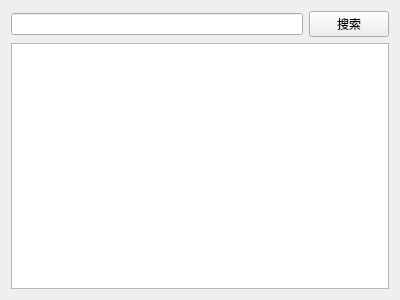
First picture: the form in contact/contactpage.ui, repository iwxyi/CatlikeQQ, before the edit.
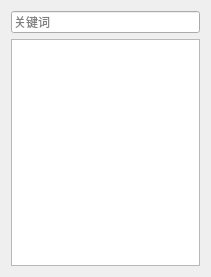
Second picture: the form after the edit. Custom widgets are drawn as their Qt base class.

Commit message: 添加页面搜索

What changed in the file:
```diff
--- a/contact/contactpage.ui
+++ b/contact/contactpage.ui
@@ -6,8 +6,8 @@
    <rect>
     <x>0</x>
     <y>0</y>
-    <width>400</width>
-    <height>300</height>
+    <width>211</width>
+    <height>277</height>
    </rect>
   </property>
   <property name="windowTitle">
@@ -15,29 +15,22 @@
   </property>
   <layout class="QVBoxLayout" name="verticalLayout">
    <item>
-    <layout class="QHBoxLayout" name="horizontalLayout">
-     <item>
-      <widget class="QLineEdit" name="lineEdit"/>
-     </item>
-     <item>
-      <widget class="InteractiveButtonBase" name="pushButton">
-       <property name="text">
-        <string>搜索</string>
-       </property>
-      </widget>
-     </item>
-    </layout>
+    <widget class="SearchEdit" name="lineEdit">
+     <property name="placeholderText">
+      <string>关键词</string>
+     </property>
+    </widget>
    </item>
    <item>
-    <widget class="QListWidget" name="listWidget"/>
+    <widget class="QListView" name="listView"/>
    </item>
   </layout>
  </widget>
  <customwidgets>
   <customwidget>
-   <class>InteractiveButtonBase</class>
-   <extends>QPushButton</extends>
-   <header>interactivebuttonbase.h</header>
+   <class>SearchEdit</class>
+   <extends>QLineEdit</extends>
+   <header>searchedit.h</header>
   </customwidget>
  </customwidgets>
  <resources/>
```
The commit also changes 11 other files.
